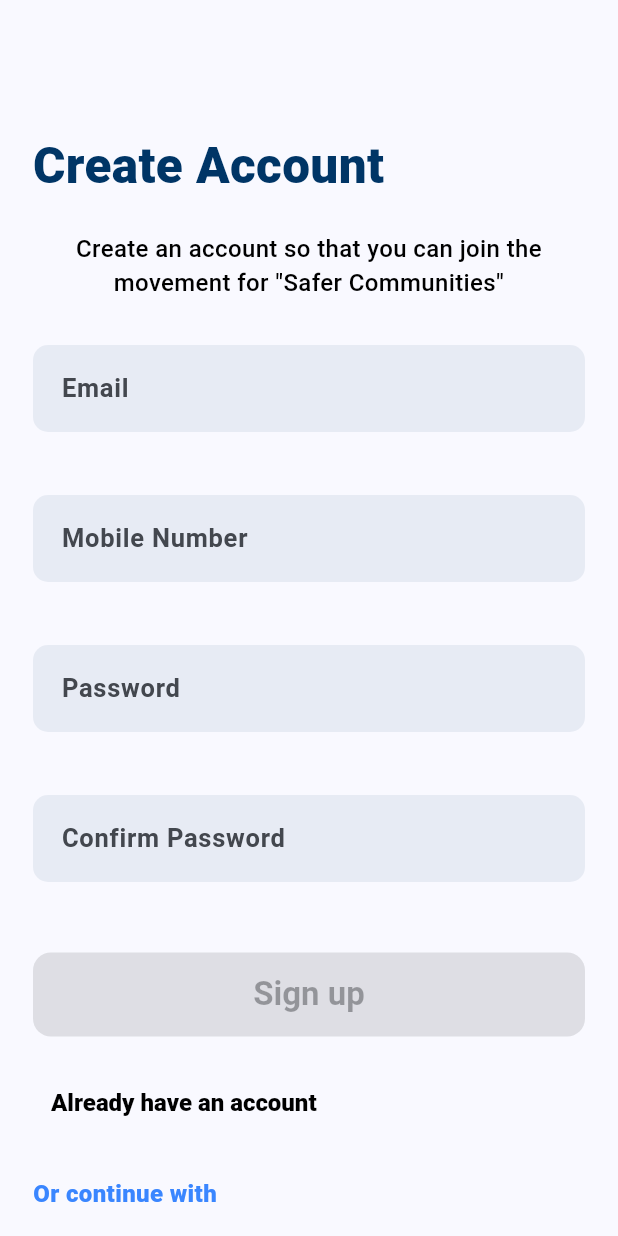
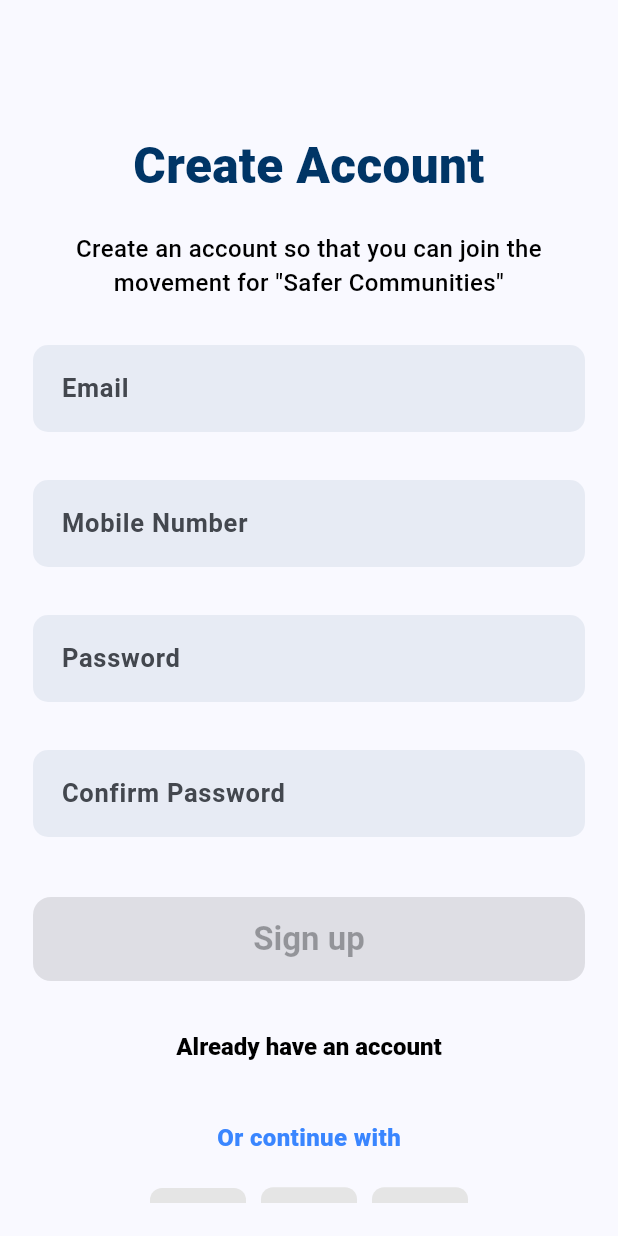
Before and after one commit to binoydipu/guardi-x, a Flutter app: the RegisterView screen opened by its route, on a phone screen of 412 x 824 dp. Run offline on Flutter 3.47's test engine with Material 3 defaults, Android fonts, the phone set to English and light mode, and no system bars; our stand-ins replace firebase_auth, firebase_core; accounts and stored records are empty; network calls fail.

```diff
--- a/lib/constants/routes.dart
+++ b/lib/constants/routes.dart
@@ -3,3 +3,4 @@ const registerRoute = '/register/';
 const homeRoute = '/home/';
 const verifyEmailRoute = '/verifyEmail/';
 const welcomeRoute = '/Welcome/';
+const initializeRout = 'initialize';
--- a/lib/main.dart
+++ b/lib/main.dart
@@ -38,6 +38,7 @@ class MyApp extends StatelessWidget {
         verifyEmailRoute: (context) => const VerifyEmailView(),
         homeRoute: (context) => const HomeView(),
         welcomeRoute: (context) => const WelcomeView(),
+        initializeRout: (context) => const InitializeView(),
       },
     );
   }
--- a/lib/service/auth/auth_exception.dart
+++ b/lib/service/auth/auth_exception.dart
@@ -10,6 +10,8 @@ class EmailAlreadyInUseAuthException implements Exception {}
 
 class InvalidEmailAuthException implements Exception {}
 
+class InvalidCredentialAuthException implements Exception {}
+
 // generic exceptions
 class GenericAuthException implements Exception {}
 
--- a/lib/service/auth/firebase_auth_provider.dart
+++ b/lib/service/auth/firebase_auth_provider.dart
@@ -76,6 +76,8 @@ class FirebaseAuthProvider implements AuthProvider {
         throw UserNotFoundAuthException();
       } else if (e.code == 'wrong-password') {
         throw WrongPasswordAuthException();
+      } else if (e.code == 'invalid-credential') {
+        throw InvalidCredentialAuthException();
       } else {
         throw GenericAuthException();
       }
--- a/lib/views/register_view.dart
+++ b/lib/views/register_view.dart
@@ -43,14 +43,10 @@ class _RegisterViewState extends State<RegisterView> {
       final String value = _email.text;
       // Update the error text based on validation
       setState(() {
-        print('hola ');
         if (value.isNotEmpty && ValidationUtils.validateEmail(value)) {
-          print('hola 1');
           _emailErrorText = '';
           _emailValid = true;
         } else {
-          print('hola 2');
-          print(value);
           _emailErrorText = value.isEmpty
               ? 'Please enter your  email address'
               : 'Please enter a valid  email address';
@@ -148,8 +144,7 @@ class _RegisterViewState extends State<RegisterView> {
         padding: const EdgeInsets.all(22.0),
         child: SingleChildScrollView(
           child: Column(
-            crossAxisAlignment:
-                CrossAxisAlignment.start, // Aligns the children to the left
+            // Aligns the children to the left
             children: [
               const SizedBox(height: 65),
               const Text(
@@ -212,13 +207,18 @@ class _RegisterViewState extends State<RegisterView> {
               //if (_emailErrorText.isNotEmpty) // no need this logic
               // This is for error message
               Padding(
-                padding: const EdgeInsets.only(top: 8.0, left: 16.0),
+                padding: const EdgeInsets.only(top: 1.0, left: 16.0),
+                child: Align(
+                  alignment: Alignment
+                      .centerLeft, // Aligns the error message to the left
                   child: Text(
                     _emailErrorText,
-                  style: const TextStyle(color: crimsonRedColor, fontSize: 10),
+                    style:
+                        const TextStyle(color: crimsonRedColor, fontSize: 10),
                   ),
                 ),
-              const SizedBox(height: 20),
+              ),
+              const SizedBox(height: 17),
               TextField(
                 controller: _mobile,
                 enableSuggestions: true,
@@ -256,13 +256,17 @@ class _RegisterViewState extends State<RegisterView> {
               ),
 
               Padding(
-                padding: const EdgeInsets.only(top: 8.0, left: 16.0),
+                padding: const EdgeInsets.only(top: 1.0, left: 16.0),
+                child: Align(
+                  alignment: Alignment.centerLeft,
                   child: Text(
                     _mobileErrorText,
-                  style: const TextStyle(color: crimsonRedColor, fontSize: 10),
+                    style:
+                        const TextStyle(color: crimsonRedColor, fontSize: 10),
                   ),
                 ),
-              const SizedBox(height: 20),
+              ),
+              const SizedBox(height: 17),
               TextField(
                 controller: _password,
                 obscureText: true,
@@ -299,13 +303,17 @@ class _RegisterViewState extends State<RegisterView> {
                 ),
               ),
               Padding(
-                padding: const EdgeInsets.only(top: 8.0, left: 16.0),
+                padding: const EdgeInsets.only(top: 1.0, left: 16.0),
+                child: Align(
+                  alignment: Alignment.centerLeft,
                   child: Text(
                     _passwordErrorText,
-                  style: const TextStyle(color: crimsonRedColor, fontSize: 10),
+                    style:
+                        const TextStyle(color: crimsonRedColor, fontSize: 10),
                   ),
                 ),
-              const SizedBox(height: 20),
+              ),
+              const SizedBox(height: 17),
               TextField(
                 controller: _confirmPassword,
                 obscureText: true,
@@ -341,10 +349,14 @@ class _RegisterViewState extends State<RegisterView> {
                 ),
               ),
               Padding(
-                padding: const EdgeInsets.only(top: 8.0, left: 16.0),
+                padding: const EdgeInsets.only(top: 1.0, left: 16.0),
+                child: Align(
+                  alignment: Alignment.centerLeft,
                   child: Text(
                     _confirmPasswordErrorText,
-                  style: const TextStyle(color: crimsonRedColor, fontSize: 10),
+                    style:
+                        const TextStyle(color: crimsonRedColor, fontSize: 10),
+                  ),
                 ),
               ),
               const SizedBox(height: 25),
@@ -526,3 +538,6 @@ class _RegisterViewState extends State<RegisterView> {
     );
   }
 }
+
+
+// I gave you a prmpt in this code : "// Hey chat GPT. Listen. I want to make this field to align left. help me.". help to resolve this please.
```
Also changed, not shown: lib/views/login_view.dart (+12 -5 lines), lib/views/verify_email_view.dart (+8 -4 lines). Lines whose indentation alone changed are shown as unchanged.
